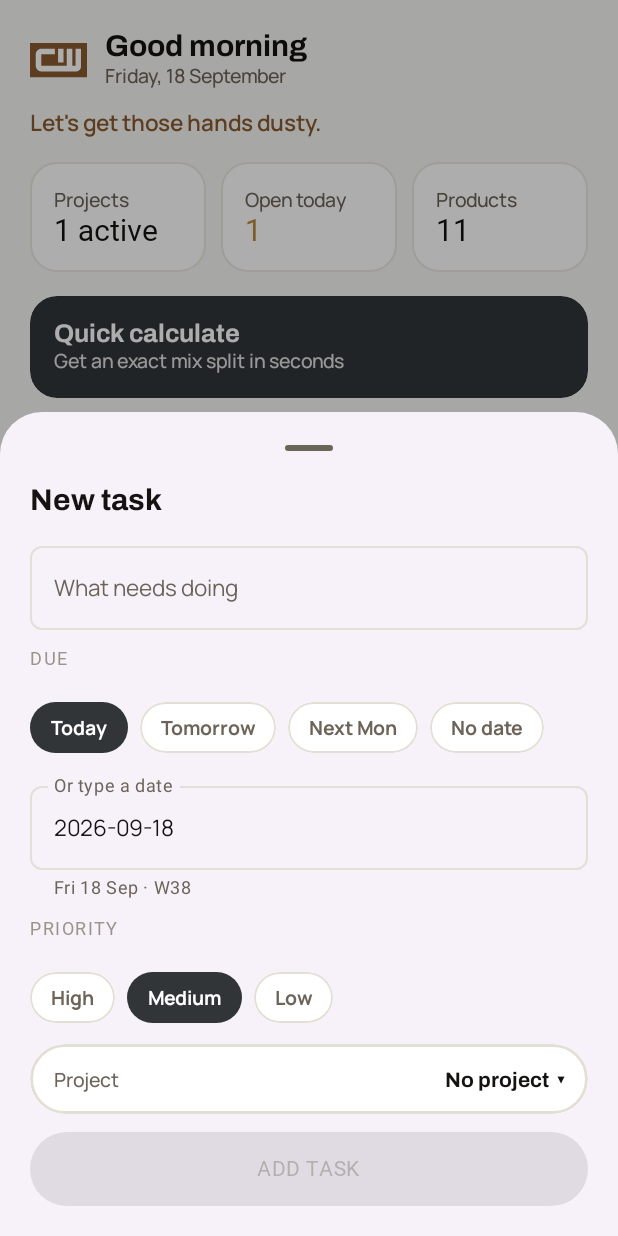
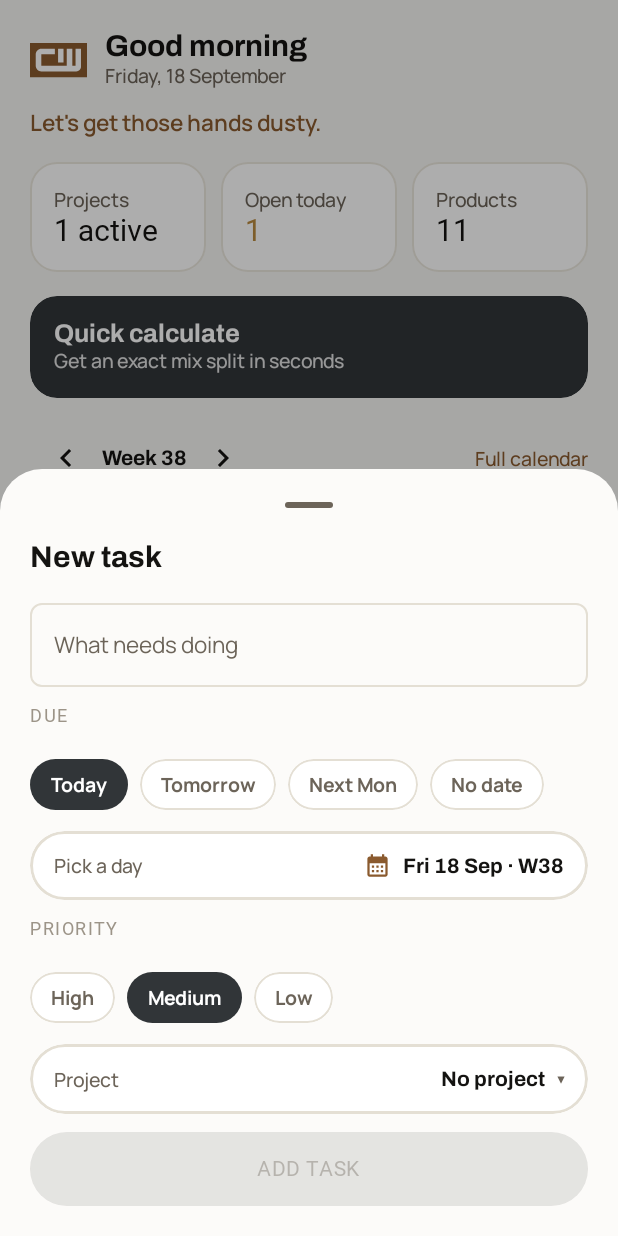
Before and after one commit to ic3e/MixMaster, an Android app built with Jetpack Compose: the HomeScreen screen opened through its navigation route, after a tap on "+ Add task", on a phone screen of 412 x 824 dp. Run offline under Robolectric (Android 15) with nearby library versions, the phone set to English and light mode, and no system bars; our stand-ins replace Room's generated code; Roboto replaces fonts that are not available here.

Commit message:
Pick due dates from a calendar instead of typing them
The date field is now a tappable row that opens a real month picker, with the
day already selected and Material's own keyboard-entry toggle still there for
anyone who'd rather type. Today / Tomorrow / Next Mon / No date stay as chips
above it, since those cover most of what gets entered.

That retires the hand-rolled date parser and the "can't read that date"
error: there is no longer any way to type an unreadable date.

Two things came out of it:
- A shared PickerField — the flat bordered "label … value, tap to choose" row.
  The project dropdown is now built from it too, so every choose-something
  field is the same shape.
- The Material surface container tiers were never set in the theme, so sheets,
  menus and dialog surfaces were falling back to the lavender-tinted default
  baseline. They're cream now, like the rest of the app — the date dialog would
  have shown that off badly.

Dates read "Fri 18 Sep · W38", and carry the year once it stops being this one.

Co-Authored-By: Claude Opus 5 <noreply@anthropic.com>
Claude-Session: https://claude.ai/code/session_01HrU2XcX9JfgvH4u48BahY3

```diff
--- a/app/src/main/java/com/conwic/mixmaster/domain/Dates.kt
+++ b/app/src/main/java/com/conwic/mixmaster/domain/Dates.kt
@@ -10,34 +10,16 @@ fun isoWeek(date: LocalDate): Int = date.get(WeekFields.ISO.weekOfWeekBasedYear(
 fun formatWeek(date: LocalDate): String = "W${isoWeek(date)}"
 
 private val dayFormatter: DateTimeFormatter = DateTimeFormatter.ofPattern("EEE d MMM")
+private val dayWithYearFormatter: DateTimeFormatter = DateTimeFormatter.ofPattern("EEE d MMM yyyy")
 private val longDayFormatter: DateTimeFormatter = DateTimeFormatter.ofPattern("EEEE, d MMMM")
-
-fun formatDay(date: LocalDate): String = date.format(dayFormatter)
 
 /** "Thursday, 18 September · W38" */
 fun formatDayWithWeek(date: LocalDate): String = "${date.format(longDayFormatter)} · ${formatWeek(date)}"
 
 /**
- * Reads the date formats people actually type, not just ISO. Strict ISO parsing meant a due
- * date entered as "18.09.2026" was silently dropped and the task ended up with no date at all.
- *
- * Accepts 2026-09-18, 18.09.2026, 18/9/2026, 18.09.26 and 18.09 (this year).
+ * "Fri 18 Sep · W38", or "Fri 18 Sep 2027 · W3" once the year stops being obvious.
  */
-fun parseDueDate(text: String, today: LocalDate = LocalDate.now()): LocalDate? {
-    val raw = text.trim()
-    if (raw.isEmpty()) return null
-
-    runCatching { LocalDate.parse(raw) }.getOrNull()?.let { return it }
-
-    val parts = raw.split('.', '/', '-', ' ').filter { it.isNotBlank() }
-    return runCatching {
-        when (parts.size) {
-            2 -> LocalDate.of(today.year, parts[1].toInt(), parts[0].toInt())
-            3 -> {
-                val year = parts[2].toInt().let { if (it < 100) 2000 + it else it }
-                LocalDate.of(year, parts[1].toInt(), parts[0].toInt())
-            }
-            else -> null
-        }
-    }.getOrNull()
+fun formatDueDate(date: LocalDate, today: LocalDate = LocalDate.now()): String {
+    val day = if (date.year == today.year) date.format(dayFormatter) else date.format(dayWithYearFormatter)
+    return "$day · ${formatWeek(date)}"
 }
--- a/app/src/main/java/com/conwic/mixmaster/ui/components/DropdownField.kt
+++ b/app/src/main/java/com/conwic/mixmaster/ui/components/DropdownField.kt
@@ -1,30 +1,18 @@
 package com.conwic.mixmaster.ui.components
 
-import androidx.compose.foundation.background
-import androidx.compose.foundation.border
-import androidx.compose.foundation.clickable
-import androidx.compose.foundation.layout.Arrangement
 import androidx.compose.foundation.layout.Box
-import androidx.compose.foundation.layout.Row
-import androidx.compose.foundation.layout.fillMaxWidth
-import androidx.compose.foundation.layout.padding
 import androidx.compose.material3.DropdownMenu
 import androidx.compose.material3.DropdownMenuItem
-import androidx.compose.material3.MaterialTheme
 import androidx.compose.material3.Text
 import androidx.compose.runtime.Composable
 import androidx.compose.runtime.getValue
 import androidx.compose.runtime.mutableStateOf
 import androidx.compose.runtime.remember
 import androidx.compose.runtime.setValue
-import androidx.compose.ui.Alignment
 import androidx.compose.ui.Modifier
-import androidx.compose.ui.draw.clip
-import androidx.compose.ui.unit.dp
-import com.conwic.mixmaster.ui.theme.ChipShape
 
 /**
- * A simple "pick one from a list" field, styled as a flat bordered row that opens a dropdown.
+ * A simple "pick one from a list" field: a [PickerField] that opens a dropdown.
  * Deliberately avoids Material3's ExposedDropdownMenuBox/ExposedDropdownMenu — that API surface
  * has shifted across versions and this plain Box + DropdownMenu combination is long-stable and
  * behaves predictably everywhere.
@@ -39,24 +27,7 @@ fun DropdownField(
 ) {
     var expanded by remember { mutableStateOf(false) }
     Box(modifier = modifier) {
-        Row(
-            modifier = Modifier
-                .fillMaxWidth()
-                .clip(ChipShape)
-                .background(MaterialTheme.colorScheme.surface)
-                .border(1.5.dp, MaterialTheme.colorScheme.outline, ChipShape)
-                .clickable { expanded = true }
-                .padding(horizontal = 16.dp, vertical = 14.dp),
-            horizontalArrangement = Arrangement.SpaceBetween,
-            verticalAlignment = Alignment.CenterVertically,
-        ) {
-            Text(
-                text = label,
-                style = MaterialTheme.typography.bodyMedium,
-                color = MaterialTheme.colorScheme.onSurfaceVariant,
-            )
-            Text(text = "$selected  ▾", style = MaterialTheme.typography.titleMedium)
-        }
+        PickerField(label = label, value = selected, onClick = { expanded = true })
         DropdownMenu(expanded = expanded, onDismissRequest = { expanded = false }) {
             options.forEach { option ->
                 DropdownMenuItem(text = { Text(option) }, onClick = { onSelect(option); expanded = false })
--- /dev/null
+++ b/app/src/main/java/com/conwic/mixmaster/ui/components/PickerField.kt
@@ -0,0 +1,71 @@
+package com.conwic.mixmaster.ui.components
+
+import androidx.compose.foundation.background
+import androidx.compose.foundation.border
+import androidx.compose.foundation.clickable
+import androidx.compose.foundation.layout.Arrangement
+import androidx.compose.foundation.layout.Row
+import androidx.compose.foundation.layout.fillMaxWidth
+import androidx.compose.foundation.layout.padding
+import androidx.compose.foundation.layout.size
+import androidx.compose.material3.Icon
+import androidx.compose.material3.MaterialTheme
+import androidx.compose.material3.Text
+import androidx.compose.runtime.Composable
+import androidx.compose.ui.Alignment
+import androidx.compose.ui.Modifier
+import androidx.compose.ui.draw.clip
+import androidx.compose.ui.graphics.vector.ImageVector
+import androidx.compose.ui.unit.dp
+import com.conwic.mixmaster.ui.theme.ChipShape
+
+/**
+ * A flat bordered row that reads "label … value" and opens something when tapped — a menu, a
+ * date picker, anything. Shared so every "tap to choose" field in the app is the same shape.
+ */
+@Composable
+fun PickerField(
+    label: String,
+    value: String,
+    onClick: () -> Unit,
+    modifier: Modifier = Modifier,
+    icon: ImageVector? = null,
+    trailing: String = "▾",
+) {
+    Row(
+        modifier = modifier
+            .fillMaxWidth()
+            .clip(ChipShape)
+            .background(MaterialTheme.colorScheme.surface)
+            .border(1.5.dp, MaterialTheme.colorScheme.outline, ChipShape)
+            .clickable(onClick = onClick)
+            .padding(horizontal = 16.dp, vertical = 14.dp),
+        horizontalArrangement = Arrangement.SpaceBetween,
+        verticalAlignment = Alignment.CenterVertically,
+    ) {
+        Text(
+            text = label,
+            style = MaterialTheme.typography.bodyMedium,
+            color = MaterialTheme.colorScheme.onSurfaceVariant,
+        )
+        Row(verticalAlignment = Alignment.CenterVertically) {
+            if (icon != null) {
+                Icon(
+                    imageVector = icon,
+                    contentDescription = null,
+                    tint = MaterialTheme.colorScheme.primary,
+                    modifier = Modifier.padding(end = 8.dp).size(18.dp),
+                )
+            }
+            Text(text = value, style = MaterialTheme.typography.titleMedium)
+            if (trailing.isNotEmpty()) {
+                Text(
+                    text = trailing,
+                    style = MaterialTheme.typography.titleMedium,
+                    color = MaterialTheme.colorScheme.onSurfaceVariant,
+                    modifier = Modifier.padding(start = 8.dp),
+                )
+            }
+        }
+    }
+}
--- a/app/src/main/java/com/conwic/mixmaster/ui/home/HomeScreen.kt
+++ b/app/src/main/java/com/conwic/mixmaster/ui/home/HomeScreen.kt
@@ -40,7 +40,7 @@ import androidx.lifecycle.viewmodel.initializer
 import androidx.lifecycle.viewmodel.viewModelFactory
 import androidx.navigation.NavHostController
 import com.conwic.mixmaster.R
-import com.conwic.mixmaster.domain.formatDay
+import com.conwic.mixmaster.domain.formatDueDate
 import com.conwic.mixmaster.ui.LocalAppContainer
 import com.conwic.mixmaster.ui.components.CardAccent
 import com.conwic.mixmaster.ui.components.CardFlat
@@ -219,7 +219,7 @@ fun HomeScreen(navController: NavHostController) {
                             TaskRow(
                                 title = item.task.title,
                                 subtitle = item.task.dueDate
-                                    ?.let { "${item.subtitle} · was due ${formatDay(it)}" }
+                                    ?.let { "${item.subtitle} · was due ${formatDueDate(it, today)}" }
                                     ?: item.subtitle,
                                 done = item.task.isDone,
                                 priority = item.task.priority,
--- a/app/src/main/java/com/conwic/mixmaster/ui/tasks/TaskEditorSheet.kt
+++ b/app/src/main/java/com/conwic/mixmaster/ui/tasks/TaskEditorSheet.kt
@@ -11,12 +11,18 @@ import androidx.compose.foundation.layout.imePadding
 import androidx.compose.foundation.layout.padding
 import androidx.compose.foundation.rememberScrollState
 import androidx.compose.foundation.verticalScroll
+import androidx.compose.material.icons.Icons
+import androidx.compose.material.icons.filled.CalendarMonth
+import androidx.compose.material3.DatePicker
+import androidx.compose.material3.DatePickerDialog
 import androidx.compose.material3.MaterialTheme
 import androidx.compose.material3.ModalBottomSheet
 import androidx.compose.material3.rememberModalBottomSheetState
 import androidx.compose.material3.OutlinedTextField
 import androidx.compose.material3.Switch
 import androidx.compose.material3.Text
+import androidx.compose.material3.TextButton
+import androidx.compose.material3.rememberDatePickerState
 import androidx.compose.runtime.Composable
 import androidx.compose.runtime.LaunchedEffect
 import androidx.compose.runtime.getValue
@@ -30,17 +36,18 @@ import androidx.compose.ui.focus.focusRequester
 import androidx.compose.ui.unit.dp
 import com.conwic.mixmaster.data.db.entity.TaskEntity
 import com.conwic.mixmaster.data.model.TaskPriority
-import com.conwic.mixmaster.domain.formatDay
-import com.conwic.mixmaster.domain.formatWeek
-import com.conwic.mixmaster.domain.parseDueDate
+import com.conwic.mixmaster.domain.formatDueDate
 import com.conwic.mixmaster.ui.components.ChipOption
 import com.conwic.mixmaster.ui.components.ChipRow
 import com.conwic.mixmaster.ui.components.DropdownField
 import com.conwic.mixmaster.ui.components.GhostButton
+import com.conwic.mixmaster.ui.components.PickerField
 import com.conwic.mixmaster.ui.components.PrimaryButton
 import com.conwic.mixmaster.ui.components.SectionLabel
 import java.time.DayOfWeek
+import java.time.Instant
 import java.time.LocalDate
+import java.time.ZoneOffset
 import java.time.temporal.TemporalAdjusters
 
 /** Everything the editor needs to show, and hands back on save. */
@@ -94,14 +101,13 @@ fun TaskEditorSheet(
 ) {
     val isNew = draft.id == null
     var title by remember { mutableStateOf(draft.title) }
-    var dueText by remember { mutableStateOf(draft.dueDate?.toString().orEmpty()) }
+    var dueDate by remember { mutableStateOf(draft.dueDate) }
+    var datePickerOpen by remember { mutableStateOf(false) }
     var priority by remember { mutableStateOf(draft.priority) }
     var projectId by remember { mutableStateOf(draft.projectId) }
     var isDone by remember { mutableStateOf(draft.isDone) }
 
     val today = remember { LocalDate.now() }
-    val parsedDue = remember(dueText) { parseDueDate(dueText, today) }
-    val dueIsBroken = dueText.isNotBlank() && parsedDue == null
 
     val focusRequester = remember { FocusRequester() }
     LaunchedEffect(Unit) {
@@ -147,50 +153,41 @@ fun TaskEditorSheet(
                     add(
                         ChipOption(
                             label = "Today",
-                            selected = parsedDue == today,
-                            onClick = { dueText = today.toString() },
+                            selected = dueDate == today,
+                            onClick = { dueDate = today },
                         ),
                     )
                     add(
                         ChipOption(
                             label = "Tomorrow",
-                            selected = parsedDue == today.plusDays(1),
-                            onClick = { dueText = today.plusDays(1).toString() },
+                            selected = dueDate == today.plusDays(1),
+                            onClick = { dueDate = today.plusDays(1) },
                         ),
                     )
                     val nextMonday = today.with(TemporalAdjusters.next(DayOfWeek.MONDAY))
                     add(
                         ChipOption(
                             label = "Next Mon",
-                            selected = parsedDue == nextMonday,
-                            onClick = { dueText = nextMonday.toString() },
+                            selected = dueDate == nextMonday,
+                            onClick = { dueDate = nextMonday },
                         ),
                     )
                     add(
                         ChipOption(
                             label = "No date",
-                            selected = dueText.isBlank(),
-                            onClick = { dueText = "" },
+                            selected = dueDate == null,
+                            onClick = { dueDate = null },
                         ),
                     )
                 },
                 modifier = Modifier.fillMaxWidth(),
             )
-            OutlinedTextField(
-                value = dueText,
-                onValueChange = { dueText = it },
-                label = { Text("Or type a date") },
-                isError = dueIsBroken,
-                singleLine = true,
-                supportingText = {
-                    Text(
-                        text = when {
-                            dueIsBroken -> "Can't read that date — try 18.09.2026"
-                            parsedDue != null -> "${formatDay(parsedDue)} · ${formatWeek(parsedDue)}"
-                            else -> "e.g. 18.09.2026, 18.09 or 2026-09-18"
-                        },
-                    )
-                },
+            PickerField(
+                label = "Pick a day",
+                value = dueDate?.let { formatDueDate(it, today) } ?: "No date",
+                onClick = { datePickerOpen = true },
+                icon = Icons.Filled.CalendarMonth,
+                trailing = "",
                 modifier = Modifier.fillMaxWidth(),
             )
 
@@ -235,14 +232,14 @@ fun TaskEditorSheet(
                     onSave(
                         draft.copy(
                             title = title.trim(),
-                            dueDate = parsedDue,
+                            dueDate = dueDate,
                             priority = priority,
                             projectId = projectId,
                             isDone = isDone,
                         ),
                     )
                 },
-                enabled = title.isNotBlank() && !dueIsBroken,
+                enabled = title.isNotBlank(),
                 modifier = Modifier.fillMaxWidth(),
             )
 
@@ -251,4 +248,35 @@ fun TaskEditorSheet(
             }
         }
     }
+
+    if (datePickerOpen) {
+        // The picker works in UTC millis, so the date goes in and comes back out at UTC midnight
+        // rather than through the device's zone, where it can land a day either side.
+        val pickerState = rememberDatePickerState(
+            initialSelectedDateMillis = (dueDate ?: today).atStartOfDay(ZoneOffset.UTC).toInstant().toEpochMilli(),
+        )
+        DatePickerDialog(
+            onDismissRequest = { datePickerOpen = false },
+            confirmButton = {
+                TextButton(
+                    onClick = {
+                        pickerState.selectedDateMillis?.let { millis ->
+                            dueDate = Instant.ofEpochMilli(millis).atZone(ZoneOffset.UTC).toLocalDate()
+                        }
+                        datePickerOpen = false
+                    },
+                ) { Text("Set date") }
+            },
+            dismissButton = {
+                TextButton(
+                    onClick = {
+                        dueDate = null
+                        datePickerOpen = false
+                    },
+                ) { Text("No date") }
+            },
+        ) {
+            DatePicker(state = pickerState)
+        }
+    }
 }
```
Also changed, not shown: app/src/main/java/com/conwic/mixmaster/ui/projects/ProjectDetailTabs.kt (+3 -4 lines), app/src/main/java/com/conwic/mixmaster/ui/theme/Theme.kt (+17 -0 lines).
